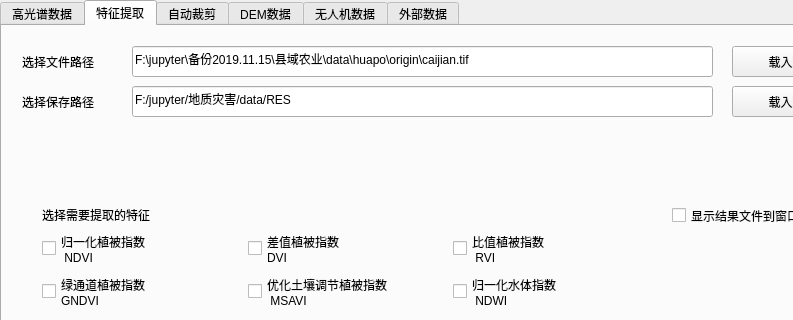
Above: zhengshiban_dialog_base.ui from tudoulei/zhengshiban before the change; both pictures show x 0 to 793 and y 0 to 320 of the 1042 by 767 pixel window. Below: the same form after it.
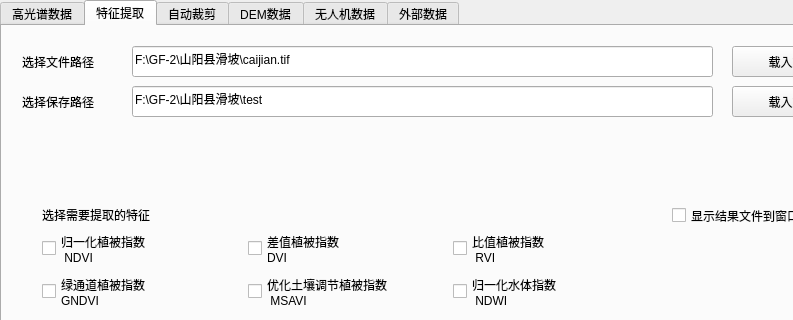
That is the form after the change. The open tabs and pages were chosen to show the change.

```diff
--- a/zhengshiban_dialog_base.ui
+++ b/zhengshiban_dialog_base.ui
@@ -194,7 +194,7 @@
       </rect>
      </property>
      <property name="text">
-      <string>F:/jupyter/地质灾害/data/RES</string>
+      <string>F:\GF-2\山阳县滑坡\test</string>
      </property>
     </widget>
     <widget class="QPushButton" name="pushButton_getfeature_output">
@@ -236,7 +236,7 @@
       </rect>
      </property>
      <property name="text">
-      <string>F:\jupyter\备份2019.11.15\县域农业\data\huapo\origin\caijian.tif</string>
+      <string>F:\GF-2\山阳县滑坡\caijian.tif</string>
      </property>
     </widget>
     <widget class="QPushButton" name="pushButton_getfeature_input">
```
Left out of the diff: 6 changed lines with no effect on the pictures.
